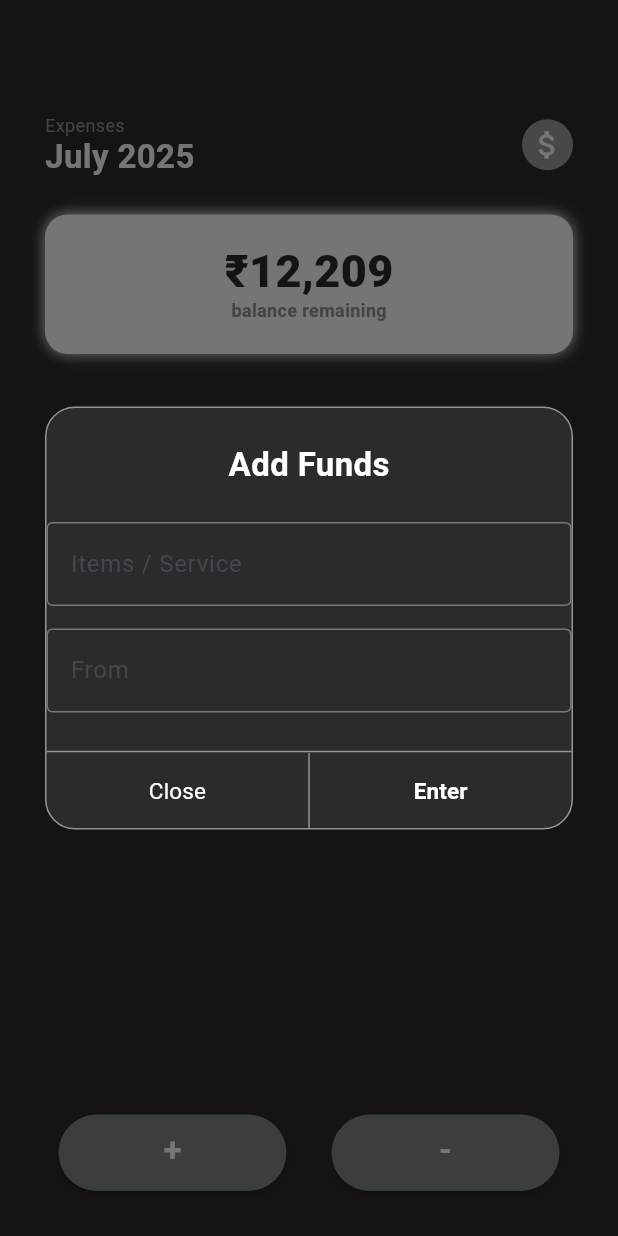
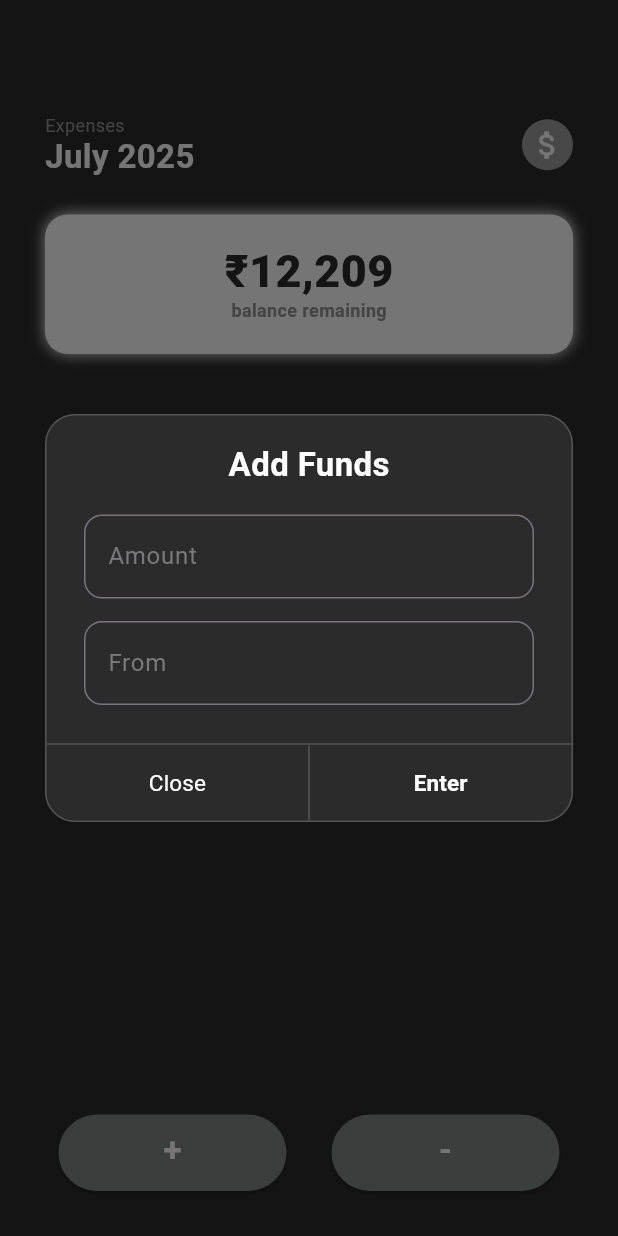
Before and after one commit to NotArchiveData/ExpenseTracker, a Flutter app: the screen it shows after launch, after a tap on an icon or button, on a phone screen of 412 x 824 dp. Run offline on Flutter 3.47's test engine with Material 3 defaults, Android fonts, the phone set to English and light mode, and no system bars; our stand-ins replace hive_flutter; accounts and stored records are empty; Roboto replaces fonts that are missing (SF-Pro).

Commit message:
add funds changes and design changes

```diff
--- /dev/null
+++ b/lib/add_funds.dart
@@ -0,0 +1,164 @@
+import 'package:flutter/material.dart';
+import 'package:flutter/services.dart';
+import 'package:hive_flutter/hive_flutter.dart';
+
+// Add this at the top of the file if you need to pass controllers from outside
+final TextEditingController amount = TextEditingController();
+final TextEditingController from = TextEditingController();
+final addFunds = Hive.box("+");
+
+void addText() async {
+    // append all values into local database
+    addFunds.put(1, amount.text);
+    addFunds.put(2, from.text);
+    print("i did attt");
+
+    // clear text field
+    amount.clear();
+    from.clear();
+}
+
+Future<void> showAddFundsDialog(BuildContext context) async {
+  return showDialog(
+    context: context,
+    builder: (context) {
+      return Dialog(
+        backgroundColor: Colors.transparent,
+        insetPadding: EdgeInsets.zero,
+        child: Padding(
+          padding: const EdgeInsets.fromLTRB(30, 0, 30, 0),
+          child: Container(
+            decoration: BoxDecoration(
+              color: Color(0xFF2b2b2b),
+              border: Border.all(color: Color(0xFF555555)),
+              borderRadius: BorderRadius.circular(20),
+            ),
+            child: Column(
+              mainAxisSize: MainAxisSize.min,
+              children: [
+                SizedBox(height: 20),
+
+                Text(
+                  "Add Funds",
+                  style: TextStyle(
+                    color: Colors.white,
+                    fontSize: 22,
+                    fontWeight: FontWeight.w600,
+                  ),
+                  textHeightBehavior: TextHeightBehavior(
+                    applyHeightToFirstAscent: false,
+                    applyHeightToLastDescent: false,
+                  ),
+                ),
+
+                SizedBox(height: 20),
+
+                Padding(
+                  padding: const EdgeInsets.symmetric(horizontal: 25),
+                  child: Column(
+                    children: [
+                      TextField(
+                        controller: amount,
+                        keyboardType: TextInputType.number,
+                        inputFormatters: <TextInputFormatter>[
+                          FilteringTextInputFormatter.allow(RegExp(r'[0-9]')),
+                          FilteringTextInputFormatter.digitsOnly,
+                        ],
+                        style: TextStyle(color: Colors.white),
+                        decoration: InputDecoration(
+                          border: OutlineInputBorder(
+                            borderSide: BorderSide(color: Color(0xFF555555)),
+                            borderRadius: BorderRadius.circular(12),
+                          ),
+
+                          focusedBorder: OutlineInputBorder(
+                            borderSide: BorderSide(color: Colors.white),
+                            borderRadius: BorderRadius.circular(12),
+                          ),
+
+                          hintText: "Amount",
+                          hintStyle: TextStyle(color: Color(0xFF7B7A7C)),
+                        ),
+                      ),
+
+                      SizedBox(height: 15),
+
+                      TextField(
+                        controller: from,
+                        style: TextStyle(color: Colors.white),
+                        decoration: InputDecoration(
+                          border: OutlineInputBorder(
+                            borderSide: BorderSide(color: Color(0xFF555555)),
+                            borderRadius: BorderRadius.circular(12),
+                          ),
+
+                          focusedBorder: OutlineInputBorder(
+                            borderSide: BorderSide(color: Colors.white),
+                            borderRadius: BorderRadius.circular(12),
+                          ),
+
+                          hintText: "From",
+                          hintStyle: TextStyle(color: Color(0xFF7B7A7C)),
+                        ),
+                      ),
+                    ],
+                  ),
+                ),
+
+                SizedBox(height: 25),
+
+                Divider(height: 2, color: Color(0xFF555555)),
+
+                Row(
+                  children: [
+                    Expanded(
+                      child: TextButton(
+                        onPressed: () {
+                          Navigator.of(context).pop();
+
+                          amount.clear();
+                          from.clear();
+                        },
+
+                        child: Text(
+                          "Close",
+                          style: TextStyle(
+                            color: Colors.white,
+                            fontSize: 15,
+                            fontWeight: FontWeight.w400,
+                          ),
+                        ),
+                      ),
+                    ),
+
+                    Container(width: 1, height: 50, color: Color(0xFF555555)),
+
+                    Expanded(
+                      child: TextButton(
+                        onPressed: () {
+                          // Handle data submission here
+                          Navigator.of(context).pop();
+                          addText();
+                          print(addFunds.get(1));
+                          print(addFunds.get(2));
+                        },
+                        child: Text(
+                          "Enter",
+                          style: TextStyle(
+                            color: Colors.white,
+                            fontSize: 15,
+                            fontWeight: FontWeight.w600,
+                          ),
+                        ),
+                      ),
+                    ),
+                  ],
+                ),
+              ],
+            ),
+          ),
+        ),
+      );
+    },
+  );
+}
--- a/lib/buttons.dart
+++ b/lib/buttons.dart
@@ -1,3 +1,4 @@
+import 'package:expensetracker/add_funds.dart';
 import 'package:flutter/material.dart';
 
 // text editing fields to get access to what i typed
@@ -20,113 +21,7 @@ class Buttons extends StatelessWidget {
           ),
 
           onPressed: () {
-            showDialog(
-              context: context,
-              builder: (context) {
-                return Dialog(
-                  backgroundColor: Colors.transparent,
-                  insetPadding: EdgeInsets.zero,
-                  child: Padding(
-                    padding: const EdgeInsets.fromLTRB(30, 0, 30, 0),
-                    child: Container(
-                      decoration: BoxDecoration(
-                        color: Color(0xFF2b2b2b),
-                        border: Border.all(
-                          color: Color(0xFF949494),
-                        ),
-                        borderRadius: BorderRadius.circular(20),
-
-                      ),
-                      child: Column(
-                        mainAxisSize: MainAxisSize.min,
-                        children: [
-
-                          SizedBox(height:25),
-
-                          Text(
-                            "Add Funds",
-                            style: TextStyle(
-                              color: Color(0xFFFFFFFF),
-                              fontSize: 22,
-                              fontWeight: FontWeight.w600,
-                            ),
-                            textHeightBehavior: TextHeightBehavior(
-                                applyHeightToFirstAscent: false,
-                                applyHeightToLastDescent: false,
-                              ),
-                          ),
-
-                          SizedBox(height:25),
-
-                          TextField(
-                            controller: service,
-                            decoration: InputDecoration(
-                              border: OutlineInputBorder(),
-                              hintText: "Items / Service",
-                            ),
-                          ),
-
-                          SizedBox(height:15),
-
-                          TextField(
-                            controller: from,
-                            decoration: InputDecoration(
-                              border: OutlineInputBorder(),
-                              hintText: "From",
-                            ),
-                          ),
-
-                          SizedBox(height:25),
-
-                          Divider(height: 2, color: Color(0xFF949494)),
-
-                          Row(
-                            children: [
-                              Expanded(
-                                child: TextButton(
-                                  onPressed: () => Navigator.of(context).pop(),
-                                  child: Text(
-                                    "Close",
-                                    style: TextStyle(
-                                      color: Color(0xFFFFFFFF),
-                                      fontSize: 15,
-                                      fontWeight: FontWeight.w400,
-                                    ),
-                                  ),
-                                )
-                              ),
-
-                              Container(
-                                width: 1,
-                                height: 50,
-                                color: Color(0xFF949494),
-                              ),
-
-                              Expanded(
-                                child: TextButton(
-                                  onPressed: () {
-                                    //hi
-                                    Navigator.of(context).pop();
-                                  },
-                                  child: Text(
-                                    "Enter",
-                                    style: TextStyle(
-                                      color: Color(0xFFFFFFFF),
-                                      fontSize: 15,
-                                      fontWeight: FontWeight.w600,
-                                    ),
-                                  ),
-                                )
-                              ),
-                            ],
-                          ),
-                        ],
-                      )
-                    ),
-                  ),
-                );
-              },
-            );
+            showAddFundsDialog(context);
           },
 
           child: Text(
--- a/lib/main.dart
+++ b/lib/main.dart
@@ -1,7 +1,13 @@
 import 'package:expensetracker/landingpage.dart';
 import 'package:flutter/material.dart';
+import 'package:hive_flutter/hive_flutter.dart';
 
-void main() {
+void main() async {
+  // initialise hive & open box
+  await Hive.initFlutter();
+  var box1 = await Hive.openBox("+");
+  var box2 = await Hive.openBox("-");
+
   runApp(const MyApp());
 }
 
@@ -12,7 +18,15 @@ class MyApp extends StatelessWidget {
   Widget build(BuildContext context) {
     return MaterialApp(
       debugShowCheckedModeBanner: false,
-      theme: ThemeData(fontFamily: "SF-Pro"),
+      theme: ThemeData(
+        fontFamily: "SF-Pro",
+
+        textSelectionTheme: TextSelectionThemeData(
+          cursorColor: Colors.white,
+          selectionColor: Colors.white24,
+          selectionHandleColor: Colors.white,
+        ),
+      ),
       home: LandingPage(),
     );
   }
--- a/lib/transactions.dart
+++ b/lib/transactions.dart
@@ -34,13 +34,13 @@ class Transactions extends StatelessWidget {
                   Container(
                     padding: EdgeInsets.all(5),
                     decoration: BoxDecoration(
-                        shape: BoxShape.circle, color: Colors.grey[500]),
-                    child: Center(
-                      child: Icon(
-                        Icons.attach_money_outlined,
-                        color: Colors.white,
-                      ),
-                    ),
+                        shape: BoxShape.circle, color: expenseOrIncome == 'expense' ? Color(0xFFDB5375) : Color(0xFF6BBF59),),
+                    // child: Center(
+                    //   child: Icon(
+                    //     Icons.attach_money_outlined,
+                    //     color: Colors.white,
+                    //   ),
+                    // ),
                   ),
 
                   SizedBox(width: 15),
--- a/pubspec.yaml
+++ b/pubspec.yaml
@@ -30,14 +30,19 @@ environment:
 dependencies:
   flutter:
     sdk: flutter
+  gsheets: ^0.5.0
 
   # The following adds the Cupertino Icons font to your application.
   # Use with the CupertinoIcons class for iOS style icons.
   cupertino_icons: ^1.0.8
+  hive: ^2.2.3
+  hive_flutter: ^1.1.0
 
 dev_dependencies:
   flutter_test:
     sdk: flutter
+  hive_generator: ^1.1.3
+  build_runner: ^2.1.11
 
   # The "flutter_lints" package below contains a set of recommended lints to
   # encourage good coding practices. The lint set provided by the package is
```
Also changed, not shown: 1 other file.
